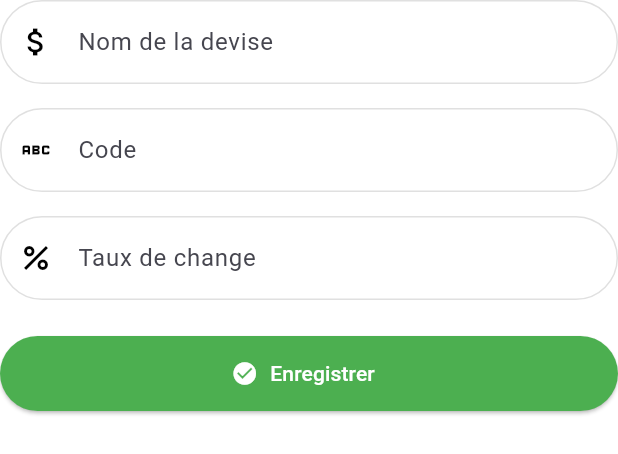
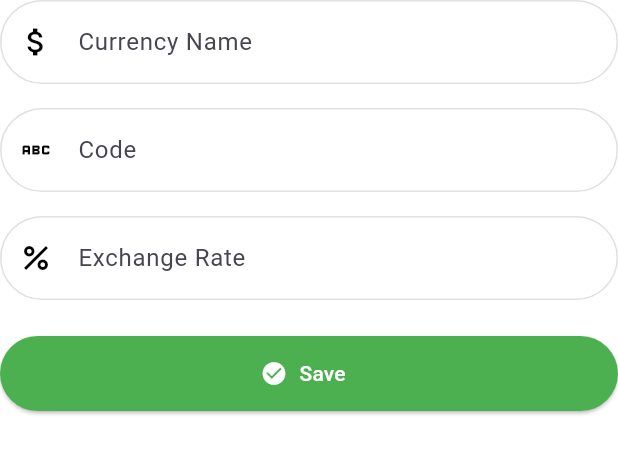
Before and after one commit to malla-dev-xpert/bbd-limited-mobile-app, a Flutter app: the DeviseForm widget shown alone on an empty page, opened directly with empty values, on a phone screen of 412 x 824 dp. Shown: the top 454 px of the screen. Run offline on Flutter 3.47's test engine with Material 3 defaults, Android fonts, the light colour scheme and no system bars; our stand-ins replace animated_custom_dropdown, auto_size_text, connectivity_plus, country_picker, curved_navigation_bar, flutter_dotenv and 8 more; missing offline and left inert: iconify_flutter; accounts and stored records are empty; network calls fail.

Commit message:
traduction de la page devise

```diff
--- a/assets/translations/en.json
+++ b/assets/translations/en.json
@@ -842,6 +842,34 @@
   "home_manage_warehouses_desc": "View and organize your storage warehouses.",
   "home_manage_devices_title": "Currency Management",
   "home_manage_devices_desc": "Add or modify currencies used in the system.",
+  "devise_management_title": "Currency Management",
+  "add_new_devise": "Add New Currency",
+  "search_devise": "Search for a currency...",
+  "no_devise_found": "No currency found",
+  "edit_devise": "Edit Currency",
+  "confirm_delete_devise": "Confirm Deletion",
+  "confirm_delete_devise_message": "Are you sure you want to delete the currency {name} ({code})?",
+  "devise_name": "Currency Name",
+  "devise_code": "Code",
+  "exchange_rate": "Exchange Rate",
+  "devise_name_required": "Name is required",
+  "devise_name_too_long": "Name must not exceed 50 characters",
+  "devise_code_required": "Code is required",
+  "devise_code_invalid": "Code must consist of 3 uppercase letters",
+  "exchange_rate_invalid": "Rate must be a valid number",
+  "exchange_rate_negative": "Rate cannot be negative",
+  "devise_created_success": "Currency created successfully!",
+  "devise_updated_success": "Currency updated successfully",
+  "devise_deleted_success": "Currency deleted successfully",
+  "devise_name_exists": "Currency name already exists",
+  "devise_code_exists": "Currency code already exists",
+  "exchange_rate_not_found": "Exchange rate not found",
+  "exchange_rate_service_error": "Exchange rate service error",
+  "devise_creation_error": "Error during creation",
+  "devise_update_error": "Error during update",
+  "devise_delete_error": "Error during deletion",
+  "devise_loading_error": "Error loading currencies",
+  "invalid_user_session": "Invalid user session",
   "home_manage_ports_title": "Port Management",
   "home_manage_ports_desc": "Reference and manage shipping and delivery ports.",
   "home_manage_containers_title": "Container Management",
--- a/assets/translations/zh.json
+++ b/assets/translations/zh.json
@@ -842,6 +842,34 @@
   "home_manage_warehouses_desc": "查看和组织您的存储仓库。",
   "home_manage_devices_title": "货币管理",
   "home_manage_devices_desc": "添加或修改系统中使用的货币。",
+  "devise_management_title": "货币管理",
+  "add_new_devise": "添加新货币",
+  "search_devise": "搜索货币...",
+  "no_devise_found": "未找到货币",
+  "edit_devise": "编辑货币",
+  "confirm_delete_devise": "确认删除",
+  "confirm_delete_devise_message": "您确定要删除货币 {name} ({code}) 吗？",
+  "devise_name": "货币名称",
+  "devise_code": "代码",
+  "exchange_rate": "汇率",
+  "devise_name_required": "名称为必填项",
+  "devise_name_too_long": "名称不能超过50个字符",
+  "devise_code_required": "代码为必填项",
+  "devise_code_invalid": "代码必须由3个大写字母组成",
+  "exchange_rate_invalid": "汇率必须是有效数字",
+  "exchange_rate_negative": "汇率不能为负数",
+  "devise_created_success": "货币创建成功！",
+  "devise_updated_success": "货币更新成功",
+  "devise_deleted_success": "货币删除成功",
+  "devise_name_exists": "货币名称已存在",
+  "devise_code_exists": "货币代码已存在",
+  "exchange_rate_not_found": "未找到汇率",
+  "exchange_rate_service_error": "汇率服务错误",
+  "devise_creation_error": "创建时出错",
+  "devise_update_error": "更新时出错",
+  "devise_delete_error": "删除时出错",
+  "devise_loading_error": "加载货币时出错",
+  "invalid_user_session": "用户会话无效",
   "home_manage_ports_title": "港口管理",
   "home_manage_ports_desc": "参考和管理运输和交付港口。",
   "home_manage_containers_title": "集装箱管理",
--- a/lib/core/services/devises_service.dart
+++ b/lib/core/services/devises_service.dart
@@ -70,7 +70,7 @@ class DeviseServices {
       final List<dynamic> content = jsonBody['content'];
       return content.map((e) => Devise.fromJson(e)).toList();
     } else {
-      throw Exception("Erreur lors du chargement des devises");
+      throw Exception("devise_loading_error");
     }
   }
 
@@ -80,7 +80,7 @@ class DeviseServices {
     final response = await http.delete(url);
 
     if (response.statusCode != 200) {
-      throw Exception("Erreur lors de la suppression de la devise");
+      throw Exception("devise_delete_error");
     }
   }
 
@@ -99,7 +99,7 @@ class DeviseServices {
         return true;
       } else {
         final errorData = jsonDecode(response.body);
-        throw Exception(errorData['message'] ?? 'Échec de la mise à jour');
+        throw Exception(errorData['message'] ?? 'devise_update_error');
       }
     } catch (e) {
       rethrow;
--- a/lib/widgets/devise/devise_form.dart
+++ b/lib/widgets/devise/devise_form.dart
@@ -2,6 +2,7 @@ import 'package:bbd_limited/components/confirm_btn.dart';
 import 'package:flutter/material.dart';
 import 'package:bbd_limited/models/devises.dart';
 import 'package:bbd_limited/components/text_input.dart';
+import 'package:bbd_limited/core/localization/app_localizations.dart';
 
 class DeviseForm extends StatefulWidget {
   final Devise? devise;
@@ -57,20 +58,20 @@ class _DeviseFormState extends State<DeviseForm> {
 
   String? _validateName(String? value) {
     if (value == null || value.isEmpty) {
-      return 'Le nom est requis';
+      return AppLocalizations.of(context).translate('devise_name_required');
     }
     if (value.length > _maxNameLength) {
-      return 'Le nom ne doit pas dépasser $_maxNameLength caractères';
+      return AppLocalizations.of(context).translate('devise_name_too_long');
     }
     return null;
   }
 
   String? _validateCode(String? value) {
     if (value == null || value.isEmpty) {
-      return 'Le code est requis';
+      return AppLocalizations.of(context).translate('devise_code_required');
     }
     if (!RegExp(_currencyCodePattern).hasMatch(value)) {
-      return 'Le code doit être composé de 3 lettres majuscules';
+      return AppLocalizations.of(context).translate('devise_code_invalid');
     }
     return null;
   }
@@ -81,10 +82,10 @@ class _DeviseFormState extends State<DeviseForm> {
     }
     final rate = double.tryParse(value);
     if (rate == null) {
-      return 'Le taux doit être un nombre valide';
+      return AppLocalizations.of(context).translate('exchange_rate_invalid');
     }
     if (rate < 0) {
-      return 'Le taux ne peut pas être négatif';
+      return AppLocalizations.of(context).translate('exchange_rate_negative');
     }
     return null;
   }
@@ -111,7 +112,7 @@ class _DeviseFormState extends State<DeviseForm> {
         children: [
           buildTextField(
             controller: _nameController,
-            label: 'Nom de la devise',
+            label: AppLocalizations.of(context).translate('devise_name'),
             icon: Icons.attach_money,
             validator: _validateName,
             errorText:
@@ -120,7 +121,7 @@ class _DeviseFormState extends State<DeviseForm> {
           const SizedBox(height: 16),
           buildTextField(
             controller: _codeController,
-            label: 'Code',
+            label: AppLocalizations.of(context).translate('devise_code'),
             icon: Icons.abc,
             validator: _validateCode,
             keyboardType: TextInputType.text,
@@ -130,7 +131,7 @@ class _DeviseFormState extends State<DeviseForm> {
           const SizedBox(height: 16),
           buildTextField(
             controller: _rateController,
-            label: 'Taux de change',
+            label: AppLocalizations.of(context).translate('exchange_rate'),
             icon: Icons.percent,
             validator: _validateRate,
             keyboardType: const TextInputType.numberWithOptions(decimal: true),
@@ -141,12 +142,14 @@ class _DeviseFormState extends State<DeviseForm> {
             child: confirmationButton(
                 isLoading: widget.isLoading,
                 onPressed: _handleSubmit,
-                label: widget.isEditing == false ? "Enregistrer" : "Modifier",
+                label: widget.isEditing == false
+                    ? AppLocalizations.of(context).translate('save')
+                    : AppLocalizations.of(context).translate('edit'),
                 icon:
                     widget.isEditing == false ? Icons.check_circle : Icons.edit,
                 subLabel: widget.isEditing == false
-                    ? "Enregistrement..."
-                    : "Modification..."),
+                    ? AppLocalizations.of(context).translate('saving')
+                    : AppLocalizations.of(context).translate('updating')),
           ),
         ],
       ),
--- a/lib/widgets/devise/devise_list_item.dart
+++ b/lib/widgets/devise/devise_list_item.dart
@@ -1,6 +1,7 @@
 import 'package:flutter/material.dart';
 import 'package:bbd_limited/models/devises.dart';
 import 'package:flutter_slidable/flutter_slidable.dart';
+import 'package:bbd_limited/core/localization/app_localizations.dart';
 
 class DeviseListItem extends StatelessWidget {
   final Devise devise;
@@ -33,14 +34,14 @@ class DeviseListItem extends StatelessWidget {
             backgroundColor: Colors.blue,
             foregroundColor: Colors.white,
             icon: Icons.edit,
-            label: 'Modifier',
+            label: AppLocalizations.of(context).translate('edit'),
           ),
           SlidableAction(
             onPressed: (_) => onDelete(),
             backgroundColor: Colors.red,
             foregroundColor: Colors.white,
             icon: Icons.delete,
-            label: 'Supprimer',
+            label: AppLocalizations.of(context).translate('delete'),
             borderRadius:
                 const BorderRadius.horizontal(right: Radius.circular(16)),
           ),
```
Also changed, not shown: lib/screens/gestion/basics/subScreens/devises/devices_screen.dart (+68 -35 lines), assets/translations/fr.json.
